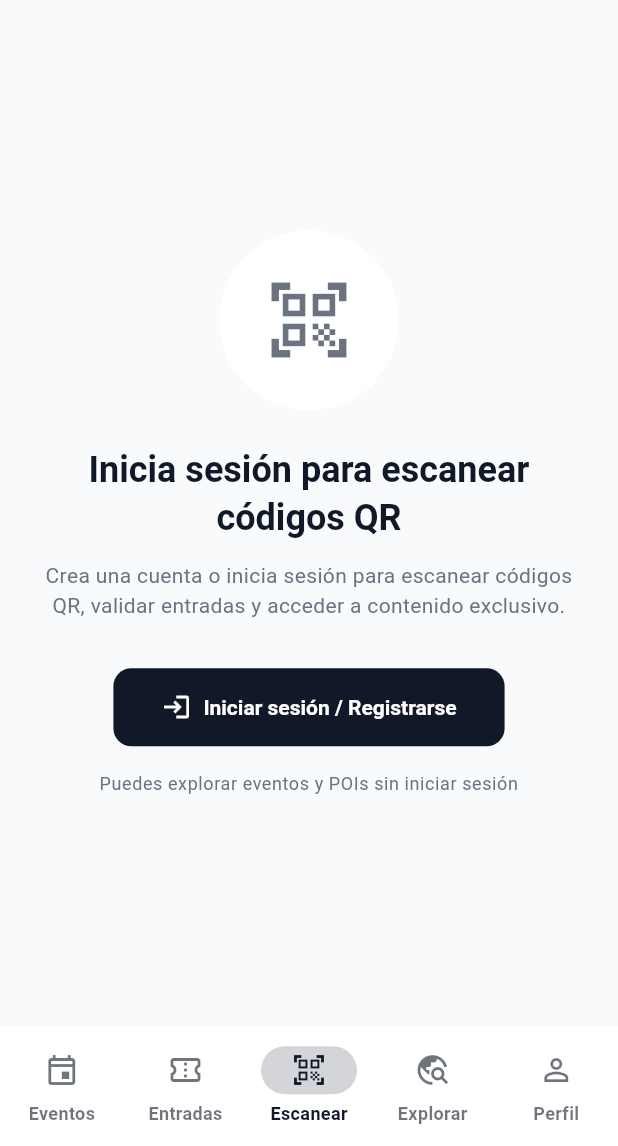
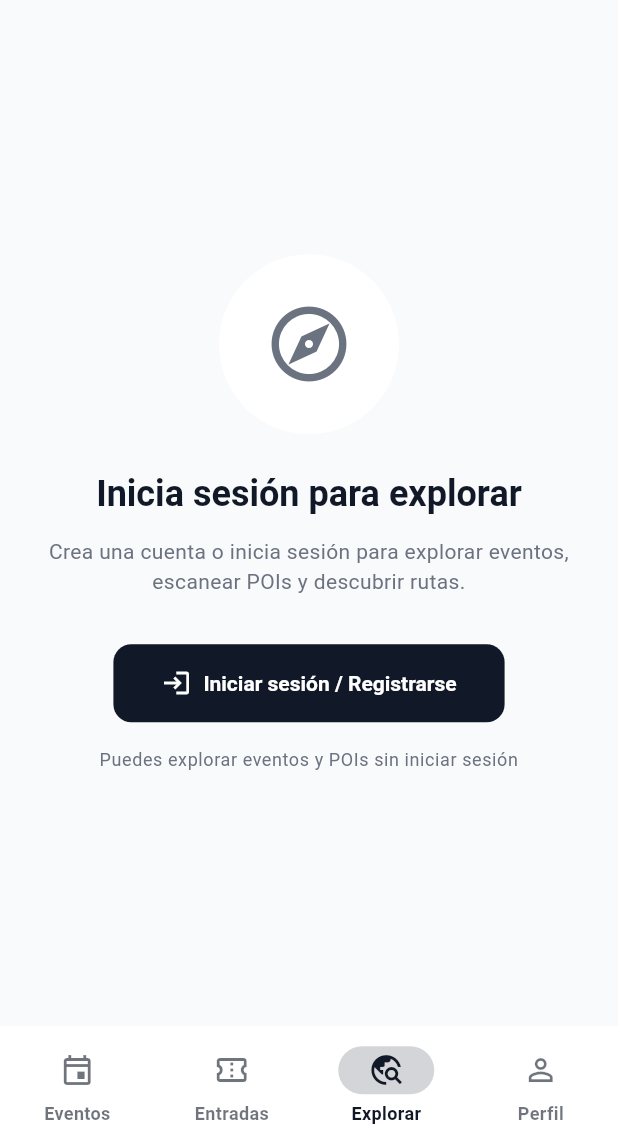
Before and after one commit to alexMartJu/PoiQuest_frontend_flutter, a Flutter app: the screen it shows after launch, item 3 of the bottom bar chosen, on a phone screen of 412 x 824 dp, the part 90-1236 px from its top. Run offline on Flutter 3.47's test engine with Material 3 defaults, Android fonts, the phone set to English and light mode, and no system bars; our stand-ins replace cached_network_image, dio, equatable, flutter_dotenv, flutter_map, flutter_riverpod and 6 more; missing offline and left inert: arcore_flutter_plus, flutter_stripe, mobile_scanner; network calls fail.

Commit message:
Integrate Explore into app routing and remove scan tab

```diff
--- a/lib/app/router.dart
+++ b/lib/app/router.dart
@@ -29,8 +29,13 @@ import 'package:poiquest_frontend_flutter/features/profile/presentation/pages/pr
 import 'package:poiquest_frontend_flutter/features/tickets/presentation/pages/tickets_page_noauth.dart';
 import 'package:poiquest_frontend_flutter/features/tickets/presentation/pages/tickets_page.dart';
 
-// Scan pages
-import 'package:poiquest_frontend_flutter/features/scan/presentation/pages/scan_page_noauth.dart';
+// Explore pages
+import 'package:poiquest_frontend_flutter/features/explore/presentation/pages/explore_page_noauth.dart';
+import 'package:poiquest_frontend_flutter/features/explore/presentation/pages/explore_page.dart';
+import 'package:poiquest_frontend_flutter/features/explore/presentation/pages/explore_event_detail_page.dart';
+import 'package:poiquest_frontend_flutter/features/explore/presentation/pages/explore_route_navigation_page.dart';
+import 'package:poiquest_frontend_flutter/features/explore/presentation/pages/explore_poi_scan_page.dart';
+import 'package:poiquest_frontend_flutter/features/explore/presentation/pages/explore_poi_ar_page.dart';
 
 // Ticket Validator pages
 import 'package:poiquest_frontend_flutter/features/ticket_validator/presentation/pages/ticket_validator_page.dart';
@@ -134,8 +139,8 @@ final appRouterProvider = Provider<GoRouter>((ref) {
 
       final location = state.uri.path;
       final isTicketValidatorRoute = location.startsWith('/ticket-validator');
-      final isUserRoute = ['/events', '/tickets', '/scan', '/explore', '/profile'].any((route) => location.startsWith(route));
-      final isPublicRoute = location.startsWith('/auth') || location.startsWith('/catalog') || location.startsWith('/preferences') || location.startsWith('/profile/') || location.startsWith('/events/') || location.startsWith('/points-of-interest/') || location.startsWith('/routes/');
+      final isUserRoute = ['/events', '/tickets', '/explore', '/profile'].any((route) => location.startsWith(route));
+      final isPublicRoute = location.startsWith('/auth') || location.startsWith('/catalog') || location.startsWith('/preferences') || location.startsWith('/profile/') || location.startsWith('/events/') || location.startsWith('/points-of-interest/') || location.startsWith('/routes/') || location.startsWith('/explore/');
 
       // Si es una ruta pública, permitir acceso
       if (isPublicRoute) {
@@ -185,22 +190,14 @@ final appRouterProvider = Provider<GoRouter>((ref) {
             ),
           ),
 
-          // Ruta de scan (requiere autenticación)
-          GoRoute(
-            path: '/scan',
-            pageBuilder: (context, state) => const NoTransitionPage(
-              child: _AuthCheck(
-                logged: Center(child: Text('Página Scan Autenticada')),
-                anonymous: ScanPageNoAuth(),
-              ),
-            ),
-          ),
-
-          // Ruta de explorar (pública)
+          // Ruta de explorar (requiere autenticación)
           GoRoute(
             path: '/explore',
             pageBuilder: (context, state) => const NoTransitionPage(
-              child: Center(child: Text('Página Explorar')),
+              child: _AuthCheck(
+                logged: ExplorePage(),
+                anonymous: ExplorePageNoAuth(),
+              ),
             ),
           ),
 
@@ -290,6 +287,55 @@ final appRouterProvider = Provider<GoRouter>((ref) {
         builder: (_, state) => RouteDetailPage(
           uuid: state.pathParameters['uuid']!,
         ),
+      ),
+
+      // Explore detail routes (fuera del shell)
+      GoRoute(
+        parentNavigatorKey: _rootNavigatorKey,
+        path: '/explore/events/:uuid/progress',
+        builder: (_, state) {
+          final extra = state.extra as Map<String, dynamic>? ?? {};
+          return ExploreEventDetailPage(
+            eventUuid: state.pathParameters['uuid']!,
+            visitDate: extra['visitDate'] as String? ?? '',
+            ticketUuid: extra['ticketUuid'] as String? ?? '',
+            ticketStatus: extra['ticketStatus'] as String? ?? '',
+          );
+        },
+      ),
+      GoRoute(
+        parentNavigatorKey: _rootNavigatorKey,
+        path: '/explore/routes/:uuid/navigation',
+        builder: (_, state) {
+          final extra = state.extra as Map<String, dynamic>? ?? {};
+          return ExploreRouteNavigationPage(
+            routeUuid: state.pathParameters['uuid']!,
+            ticketUuid: extra['ticketUuid'] as String? ?? '',
+          );
+        },
+      ),
+      GoRoute(
+        parentNavigatorKey: _rootNavigatorKey,
+        path: '/explore/scan-poi',
+        builder: (_, state) {
+          final extra = state.extra as Map<String, dynamic>? ?? {};
+          return ExplorePoiScanPage(
+            ticketUuid: extra['ticketUuid'] as String? ?? '',
+            expectedPoiUuid: extra['poiUuid'] as String?,
+          );
+        },
+      ),
+      GoRoute(
+        parentNavigatorKey: _rootNavigatorKey,
+        path: '/explore/poi-ar',
+        builder: (_, state) {
+          final extra = state.extra as Map<String, dynamic>? ?? {};
+          return ExplorePoiArPage(
+            modelUrl: extra['modelUrl'] as String?,
+            poiTitle: extra['poiTitle'] as String? ?? '',
+            interestingData: extra['interestingData'] as String?,
+          );
+        },
       ),
 
       // Ruta de catálogo (fuera del shell)
--- a/lib/core/widgets/app_main_scaffold.dart
+++ b/lib/core/widgets/app_main_scaffold.dart
@@ -13,9 +13,8 @@ class AppMainScaffold extends StatelessWidget {
 
     if (location.startsWith('/events')) return 0;
     if (location.startsWith('/tickets')) return 1;
-    if (location.startsWith('/scan')) return 2;
-    if (location.startsWith('/explore')) return 3;
-    if (location.startsWith('/profile')) return 4;
+    if (location.startsWith('/explore')) return 2;
+    if (location.startsWith('/profile')) return 3;
 
     return 0; // Default a eventos
   }
@@ -29,12 +28,9 @@ class AppMainScaffold extends StatelessWidget {
         context.go('/tickets');
         break;
       case 2:
-        context.go('/scan');
+        context.go('/explore');
         break;
       case 3:
-        context.go('/explore');
-        break;
-      case 4:
         context.go('/profile');
         break;
     }
--- a/lib/core/widgets/app_navigation_bar.dart
+++ b/lib/core/widgets/app_navigation_bar.dart
@@ -30,11 +30,6 @@ class AppNavigationBar extends StatelessWidget {
           label: t.navTickets,
         ),
         NavigationDestination(
-          icon: const Icon(Icons.qr_code_scanner),
-          selectedIcon: const Icon(Icons.qr_code_scanner),
-          label: t.navScan,
-        ),
-        NavigationDestination(
           icon: const Icon(Icons.travel_explore_outlined),
           selectedIcon: const Icon(Icons.travel_explore),
           label: t.navExplore,
--- a/lib/features/scan/presentation/pages/scan_page_noauth.dart
+++ /dev/null
@@ -1,21 +0,0 @@
-import 'package:flutter/material.dart';
-import 'package:poiquest_frontend_flutter/core/widgets/app_no_auth_prompt.dart';
-import 'package:poiquest_frontend_flutter/core/l10n/app_localizations.dart';
-
-/// Página de scan QR para usuarios no autenticados.
-///
-/// Muestra un mensaje invitando al usuario a iniciar sesión.
-class ScanPageNoAuth extends StatelessWidget {
-  const ScanPageNoAuth({super.key});
-
-  @override
-  Widget build(BuildContext context) {
-    final t = AppLocalizations.of(context)!;
-
-    return AppNoAuthPrompt(
-      icon: Icons.qr_code_scanner,
-      title: t.signInToScanQR,
-      description: t.signInToScanQRDesc,
-    );
-  }
-}
```
